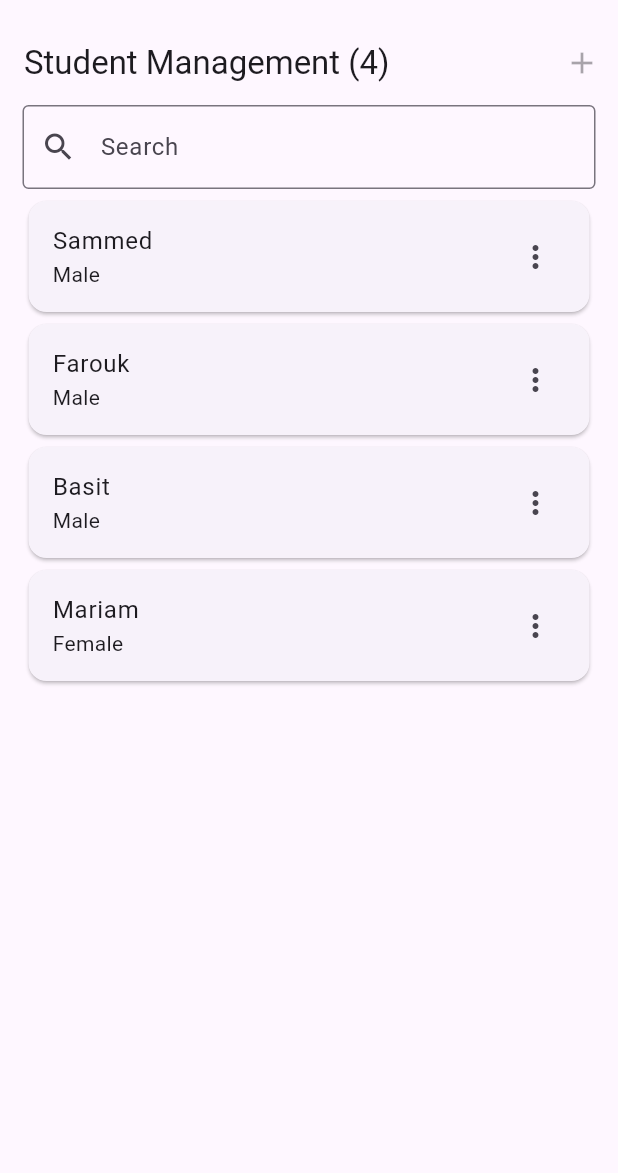
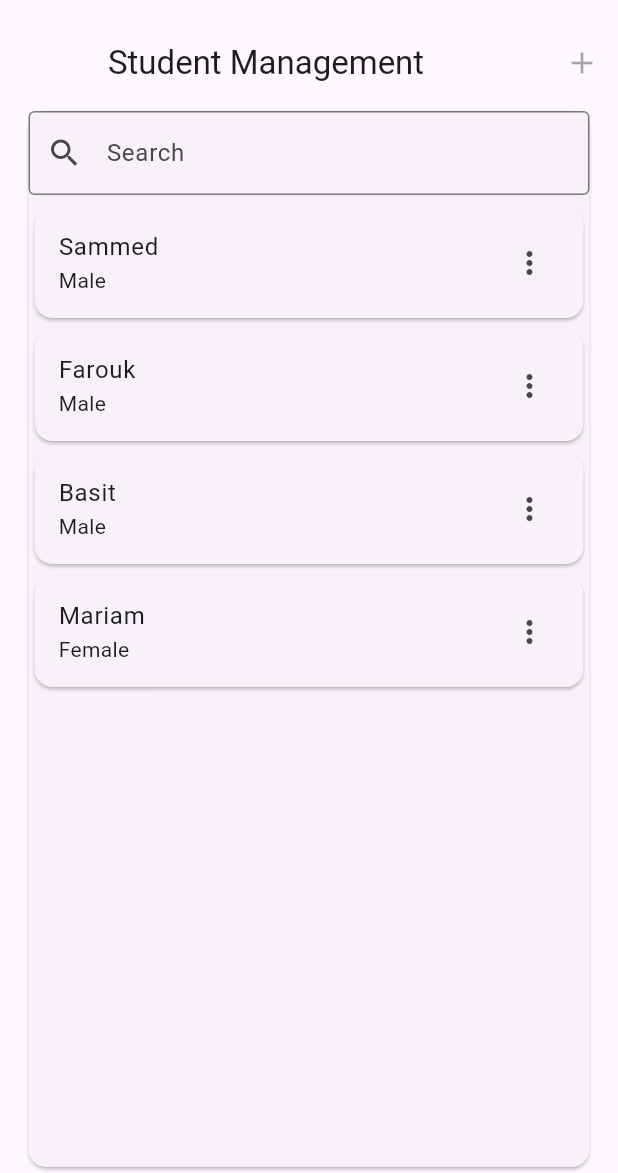
Before and after one commit to amazingsammed/datatablex, a Flutter app: the screen it shows after launch, on a phone screen of 412 x 824 dp, the part 63-1236 px from its top. Run offline on Flutter 3.47's test engine with Material 3 defaults, Android fonts, the light colour scheme and no system bars.

Commit message:
fixed some padding, added responsivex.dart

```diff
--- a/lib/datatablex.dart
+++ b/lib/datatablex.dart
@@ -6,3 +6,4 @@ export 'src/model/tableoptions.dart';
 export 'src/shared/extension.dart';
 export 'src/model/datatablethemex.dart';
 export 'src/shared/primary_button.dart';
+export 'src/shared/table_button.dart';
--- a/lib/src/datalisting.dart
+++ b/lib/src/datalisting.dart
@@ -1,6 +1,7 @@
 
 import 'package:datatablex/src/model/tablehead.dart';
 import 'package:datatablex/src/model/tableoptions.dart';
+import 'package:datatablex/src/shared/responsivex.dart';
 import 'package:flutter/material.dart';
 
 import 'form/itembody.dart';
@@ -11,8 +12,8 @@ import 'model/datatablethemex.dart';
 class DataTableX extends StatefulWidget {
   /// [title] is a String that serve as the identifier for the Datatable
   final String title;
-  /// [ontap] it is used when someone taps on a row in the datatable
-  final Function(Map)? ontap;
+  /// [onTap] it is used when someone taps on a row in the datatable
+  final Function(Map)? onTap;
   final Function(List<Map>)? selecteditems;
   final List<TableHead> heads;
   final List items;
@@ -24,7 +25,7 @@ class DataTableX extends StatefulWidget {
 
   const DataTableX(
       {super.key,
-        this.ontap,
+        this.onTap,
         required this.title,
         required this.heads,
         required this.items,
@@ -57,16 +58,18 @@ class _DataTableXState extends State<DataTableX> {
 
   @override
   Widget build(BuildContext context) {
-    if (MediaQuery.of(context).size.width < 600 ||
-        MediaQuery.of(context).size.height < 300) {
-      return Scaffold(
+   return ResponsiveLayout(
+      mobileWidget: Scaffold(
         appBar: AppBar(
+backgroundColor: widget.dataTableTheme?.headerDecoration?.color,
           automaticallyImplyLeading: false,
-          title: Text("${widget.title} (${widget.items.length.toString()})"),
+          leading: widget.refreshButton??Container(),
+          title: Text(widget.title),
           actions: [widget.titleWidget ?? Container()],
         ),
         body: Container(
           padding: const EdgeInsets.symmetric(horizontal: 15),
+          child: Card(
             child: Column(
               children: [
                 SizedBox(
@@ -153,9 +156,9 @@ class _DataTableXState extends State<DataTableX> {
               ],
             ),
           ),
-      );
-    }
-    return Scaffold(
+        ),
+      ),
+      desktopWidget: Scaffold(
         body: ConstrainedBox(
           constraints: const BoxConstraints(
             maxWidth: 1377,
@@ -243,7 +246,7 @@ class _DataTableXState extends State<DataTableX> {
                                 items: filteredItems.isEmpty
                                     ? widget.items
                                     : filteredItems,
-                              ontap: widget.ontap,
+                                ontap: widget.onTap,
                               ),
                             ],
                           ),
@@ -256,7 +259,8 @@ class _DataTableXState extends State<DataTableX> {
             ),
           ),
         ),
-    );
+      ),);
+
   }
 }
 
--- a/lib/src/model/datatablethemex.dart
+++ b/lib/src/model/datatablethemex.dart
@@ -3,7 +3,7 @@ import 'package:flutter/material.dart';
 class DataTableThemeX {
   TextStyle headerTextStyle;
   TextStyle bodyTextStyle;
-  Decoration? headerDecoration;
+  BoxDecoration? headerDecoration;
   Decoration bodyDecoration;
   EdgeInsetsGeometry headerPadding;
   EdgeInsetsGeometry bodyPadding;
@@ -22,13 +22,13 @@ const TextStyle HeaderTextStyle =
     TextStyle(color: Colors.white, fontWeight: FontWeight.bold);
 const TextStyle BodyTextStyle =
     TextStyle(color: Colors.white, fontWeight: FontWeight.bold);
-const Decoration HeaderDecoration = BoxDecoration(
+const BoxDecoration HeaderDecoration = BoxDecoration(
     color: Colors.black54,
     // border: Border.all(color: Colors.black12),
     borderRadius: BorderRadius.only(
         topRight: Radius.circular(6), topLeft: Radius.circular(6)));
 const EdgeInsets HeaderPadding =
-    EdgeInsets.symmetric(horizontal: 20, vertical: 10);
+    EdgeInsets.symmetric(horizontal: 20, vertical: 20);
 
 const Decoration BodyDecoration = BoxDecoration();
 
--- /dev/null
+++ b/lib/src/shared/responsivex.dart
@@ -0,0 +1,33 @@
+import 'package:flutter/cupertino.dart';
+import 'package:flutter/material.dart';
+
+class ResponsiveLayout extends StatelessWidget {
+  final Widget mobileWidget;
+  final Widget? tabletWidget;
+  final Widget desktopWidget;
+
+  const ResponsiveLayout({
+    super.key,
+    required this.mobileWidget,
+     this.tabletWidget,
+    required this.desktopWidget,
+  });
+
+  @override
+  Widget build(BuildContext context) {
+    return getResponsiveWidget(context);
+  }
+
+  Widget getResponsiveWidget(BuildContext context) {
+    var screenWidth = MediaQuery.of(context).size.width;
+    var screenHeight = MediaQuery.of(context).size.width;
+
+    if (screenWidth >= 600 || screenHeight<=300) {
+      return desktopWidget;
+    } else if (tabletWidget!=null) {
+      return tabletWidget??mobileWidget;
+    } else {
+      return mobileWidget;
+    }
+  }
+}
```
Also changed, not shown: lib/src/form/itemheader.dart (+5 -3 lines), lib/src/shared/table_button.dart (added, +62 -0 lines). Lines whose indentation alone changed are shown as unchanged.
